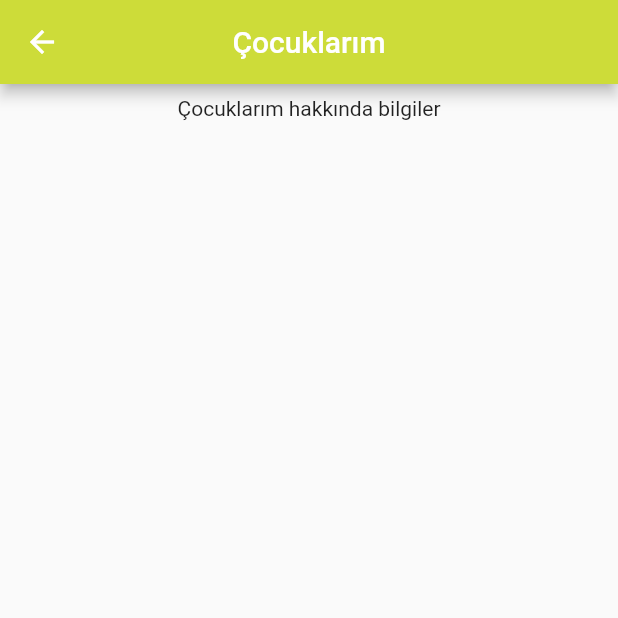
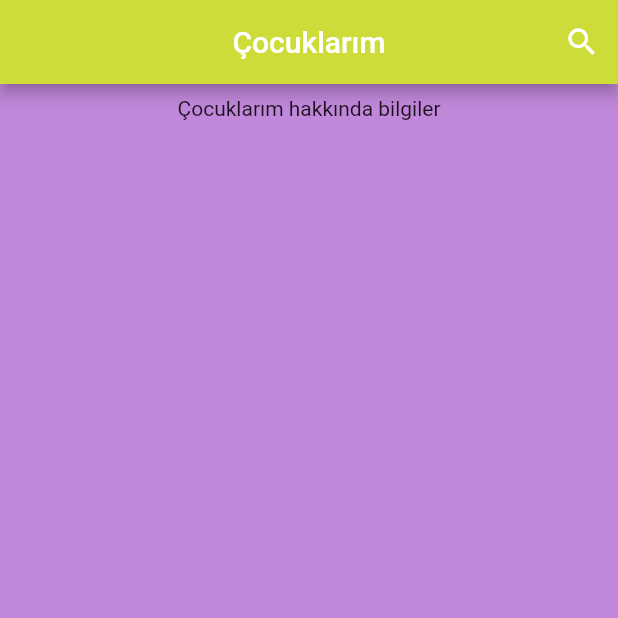
Before and after one commit to HsrtOzknc/MobilProje, a Flutter app: the cocuklarim screen opened directly, on a phone screen of 412 x 824 dp, the top half of it. Run offline on Flutter 3.47's test engine with Material 2 defaults, Android fonts, the phone set to English and light mode, and no system bars.

Commit message:
renk paleti eklenmesi ve renk düzenlenmesi

```diff
--- a/lib/cocuklarim.dart
+++ b/lib/cocuklarim.dart
@@ -11,11 +11,19 @@ class _cocuklarimState extends State<cocuklarim> {
   @override
   Widget build(BuildContext context) {
     return Scaffold(
+      backgroundColor: Color.fromARGB(255, 193, 135, 218),
       appBar: AppBar(
+        backgroundColor: Colors.lime,
         title: Text(
           'Çocuklarım',
         ),
-        backgroundColor: Colors.lime,
+        automaticallyImplyLeading: false,
+        actions: [
+          IconButton(
+            onPressed: () {},
+            icon: const Icon(Icons.search),
+          )
+        ],
         centerTitle: true,
       ),
       body: SafeArea(
```
